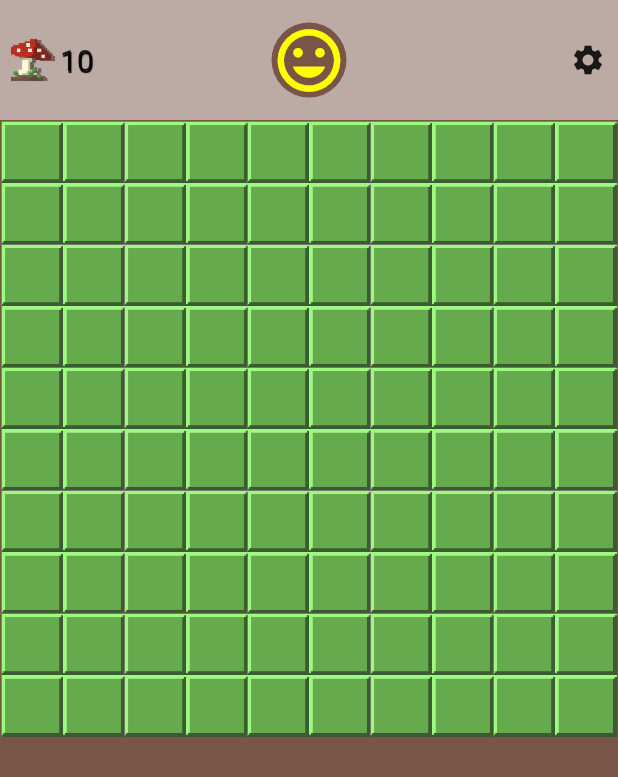
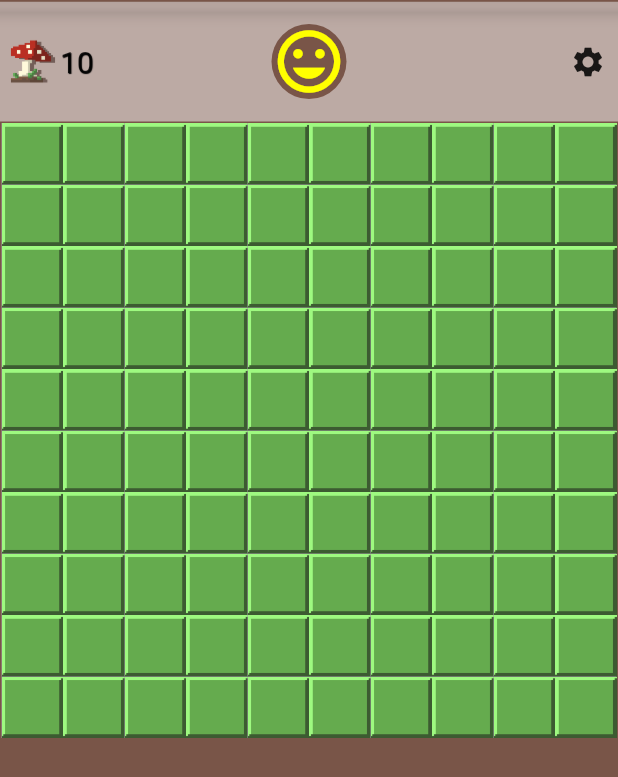
Before and after one commit to Rivixer/ShroomSweeper, a Flutter app: the screen it shows after launch, on a phone screen of 412 x 824 dp. Shown: the top 777 px of the screen. Run offline on Flutter 3.47's test engine with Material 2 defaults, Android fonts, the phone set to English and light mode, and no system bars; our stand-ins replace shared_preferences.

Commit message:
Add AppBar in game page

```diff
--- a/lib/pages/game_page.dart
+++ b/lib/pages/game_page.dart
@@ -33,6 +33,10 @@ class _GameState extends State<Game> {
   @override
   Widget build(BuildContext context) {
     return Scaffold(
+      appBar: AppBar(
+        toolbarHeight: 1,
+        backgroundColor: Colors.brown,
+      ),
       body: Column(
         children: [
           Container(
```
